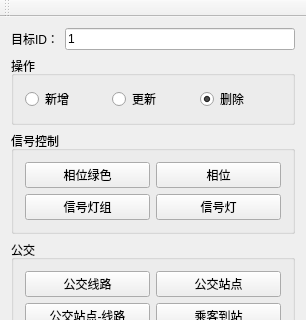
The window that TESS_API_EXAMPLE.ui (tess-ng/TessNGDB) describes before a commit, drawn with Qt 5; both pictures show x 0 to 306 and y 0 to 320 of the 306 by 908 pixel window.
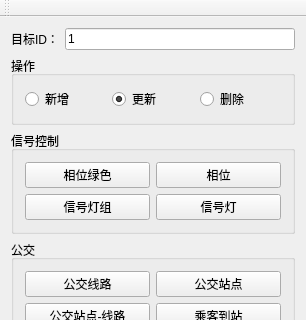
The same window after the commit.

```diff
--- a/TESS_API_EXAMPLE.ui
+++ b/TESS_API_EXAMPLE.ui
@@ -309,7 +309,7 @@
           <string>更新</string>
          </property>
          <property name="checked">
-          <bool>false</bool>
+          <bool>true</bool>
          </property>
         </widget>
        </item>
@@ -319,7 +319,7 @@
           <string>删除</string>
          </property>
          <property name="checked">
-          <bool>true</bool>
+          <bool>false</bool>
          </property>
         </widget>
        </item>
```
